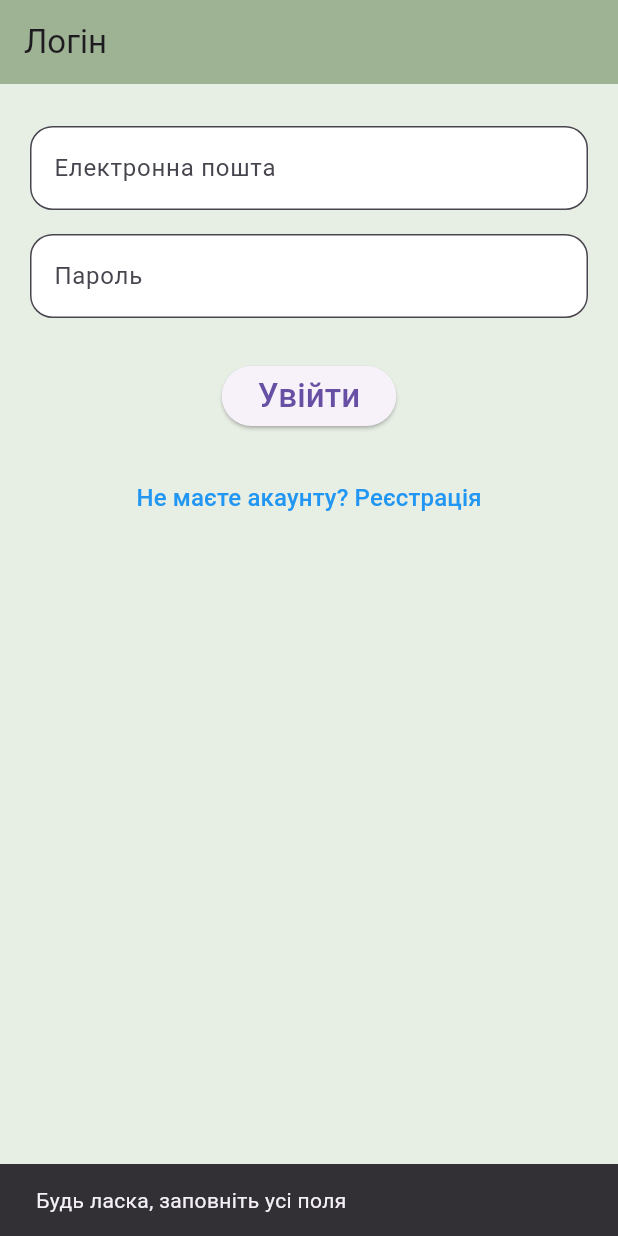
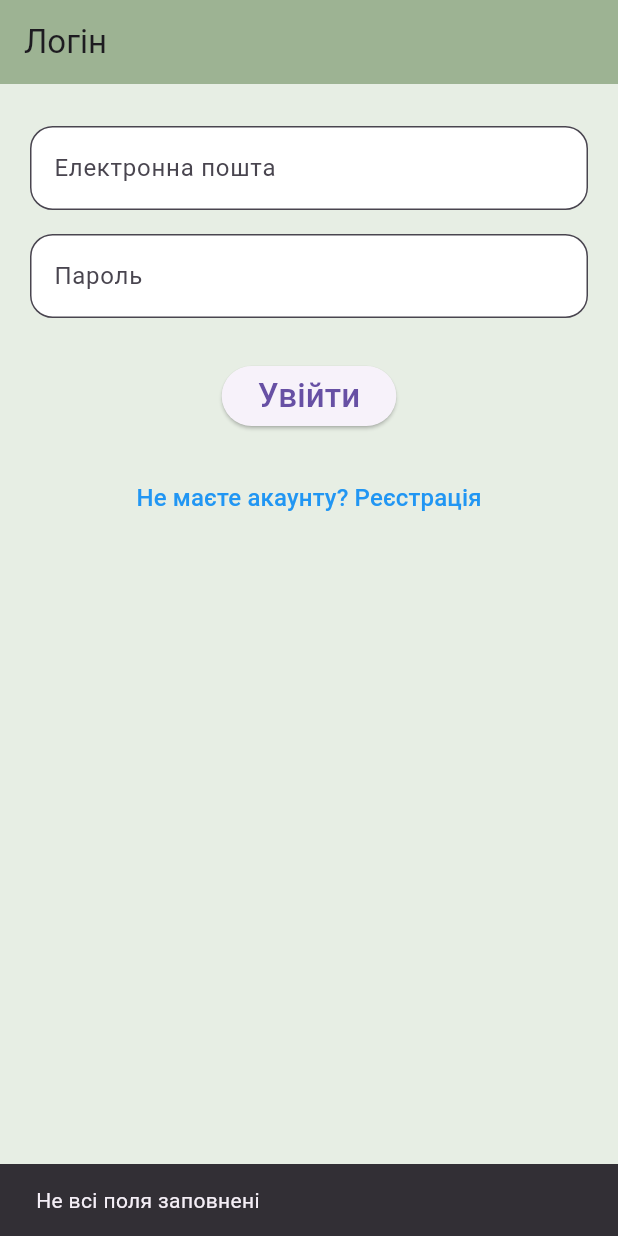
Before and after one commit to SofiiaVynar/Moba, a Flutter app: the screen it shows after launch, after a tap on "Увійти", on a phone screen of 412 x 824 dp. Run offline on Flutter 3.47's test engine with Material 3 defaults, Android fonts, the phone set to English and light mode, and no system bars; our stand-ins replace shared_preferences; network calls fail.

Commit message:
Initial commit

```diff
--- a/lib/home.dart
+++ b/lib/home.dart
@@ -28,6 +28,7 @@ class HomeScreen extends StatelessWidget {
     return Scaffold(
       appBar: AppBar(
         title: const Text('Головна сторінка'),
+        automaticallyImplyLeading: false,
       ),
       body: Column(
         mainAxisAlignment: MainAxisAlignment.center,
--- a/lib/login.dart
+++ b/lib/login.dart
@@ -1,9 +1,15 @@
 import 'package:flutter/material.dart';
+import 'package:labb_1/home.dart';
 import 'package:shared_preferences/shared_preferences.dart';
 
-class LoginScreen extends StatelessWidget {
-  LoginScreen({super.key});
+class LoginScreen extends StatefulWidget {
+  const LoginScreen({super.key});
 
+  @override
+  State<LoginScreen> createState() => _LoginScreenState();
+}
+
+class _LoginScreenState extends State<LoginScreen> {
   final TextEditingController _emailController = TextEditingController();
   final TextEditingController _passwordController = TextEditingController();
 
@@ -12,15 +18,14 @@ class LoginScreen extends StatelessWidget {
     final storedEmail = prefs.getString('user_email');
     final storedPassword = prefs.getString('user_password');
 
-    if (storedEmail == email && storedPassword == password) {
-      return true;
-    }
-    return false;
+    return storedEmail == email && storedPassword == password;
   }
 
-  Widget _login({required String label,
+  Widget _login({
+    required String label,
     required TextEditingController controller,
-    bool obscure = false,}) {
+    bool obscure = false,
+  }) {
     return Padding(
       padding: const EdgeInsets.symmetric(vertical: 8),
       child: TextField(
@@ -36,54 +41,56 @@ class LoginScreen extends StatelessWidget {
     );
   }
 
+  Future<void> _handleLogin() async {
+    final email = _emailController.text;
+    final password = _passwordController.text;
+
+    if (email.isEmpty || password.isEmpty) {
+      if (!mounted) return;
+      ScaffoldMessenger.of(context).showSnackBar(
+        const SnackBar(content: Text('Не всі поля заповнені')),
+      );
+      return;
+    }
+
+    final isValid = await _checkUserCredentials(email, password);
+
+    if (isValid) {
+      final prefs = await SharedPreferences.getInstance();
+      await prefs.setBool('isLoggedIn', true);
+
+      if (!mounted) return;
+      Navigator.pushAndRemoveUntil<void>(
+        context,
+        MaterialPageRoute<void>(builder: (context) => const HomeScreen()),
+            (route) => false,
+      );
+    } else {
+      if (!mounted) return;
+      ScaffoldMessenger.of(context).showSnackBar(
+        const SnackBar(content: Text('Невірний email або пароль')),
+      );
+    }
+  }
+
+
   @override
   Widget build(BuildContext context) {
     return Scaffold(
-      appBar: AppBar(
-        title: const Text('Логін'),
-      ),
+      appBar: AppBar(title: const Text('Логін')),
       body: Padding(
         padding: const EdgeInsets.all(20),
         child: Column(
           children: [
             _login(label: 'Електронна пошта', controller: _emailController),
-            _login(label: 'Пароль', obscure: true,
-                controller: _passwordController,),
+            _login(label: 'Пароль', controller: _passwordController,
+                obscure: true,),
             const SizedBox(height: 20),
-
             ElevatedButton(
-              onPressed: () async {
-                final email = _emailController.text;
-                final password = _passwordController.text;
-
-                if (email.isEmpty || password.isEmpty) {
-                  ScaffoldMessenger.of(context).showSnackBar(
-                    const SnackBar(content:
-                    Text('Будь ласка, заповніть усі поля'),),
-                  );
-                  return;
-                }
-
-                final bool isValid = await _checkUserCredentials(email,
-                    password,);
-
-                if (isValid) {
-                  final prefs = await SharedPreferences.getInstance();
-                  await prefs.setBool('isLoggedIn', true);
-                  Navigator.pushReplacementNamed(context, '/home');
-                } else {
-                  ScaffoldMessenger.of(context).showSnackBar(
-                    const SnackBar(content: Text('Невірний email або пароль')),
-                  );
-                }
-              },
-              child: const Text(
-                'Увійти',
-                style: TextStyle(fontSize: 22),
-              ),
+              onPressed: _handleLogin,
+              child: const Text('Увійти', style: TextStyle(fontSize: 22)),
             ),
             const SizedBox(height: 20),
-
             TextButton(
               onPressed: () {
                 Navigator.pushNamed(context, '/register');
--- a/lib/main.dart
+++ b/lib/main.dart
@@ -32,9 +32,9 @@ class ElectricityApp extends StatelessWidget {
           backgroundColor: Color(0xFF9DB393),
         ),
       ),
-      home: isLoggedIn ? const HomeScreen() : LoginScreen(),
+      home: isLoggedIn ? const HomeScreen() : const LoginScreen(),
       routes: {
-        '/login': (context) => LoginScreen(),
+        '/login': (context) => const LoginScreen(),
         '/register': (context) => const RegistrationScreen(),
         '/profile': (context) => const ProfileScreen(),
         '/home': (context) => const HomeScreen(),
```
Also changed, not shown: lib/profile.dart (+14 -7 lines), lib/register.dart (+5 -5 lines).
